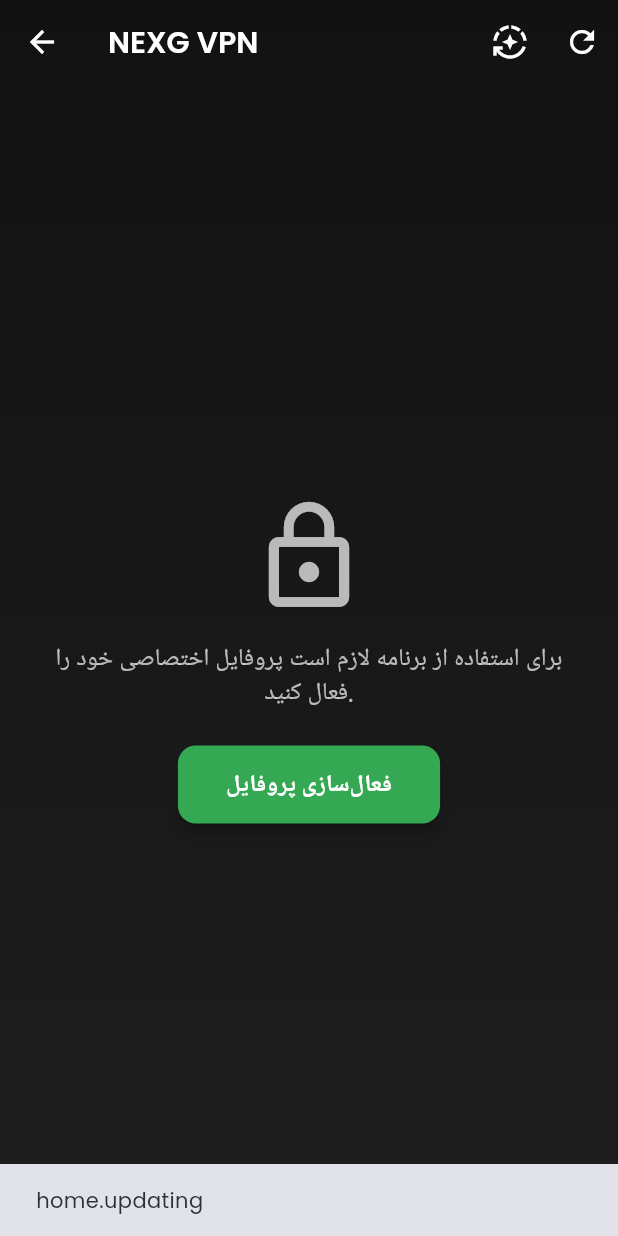
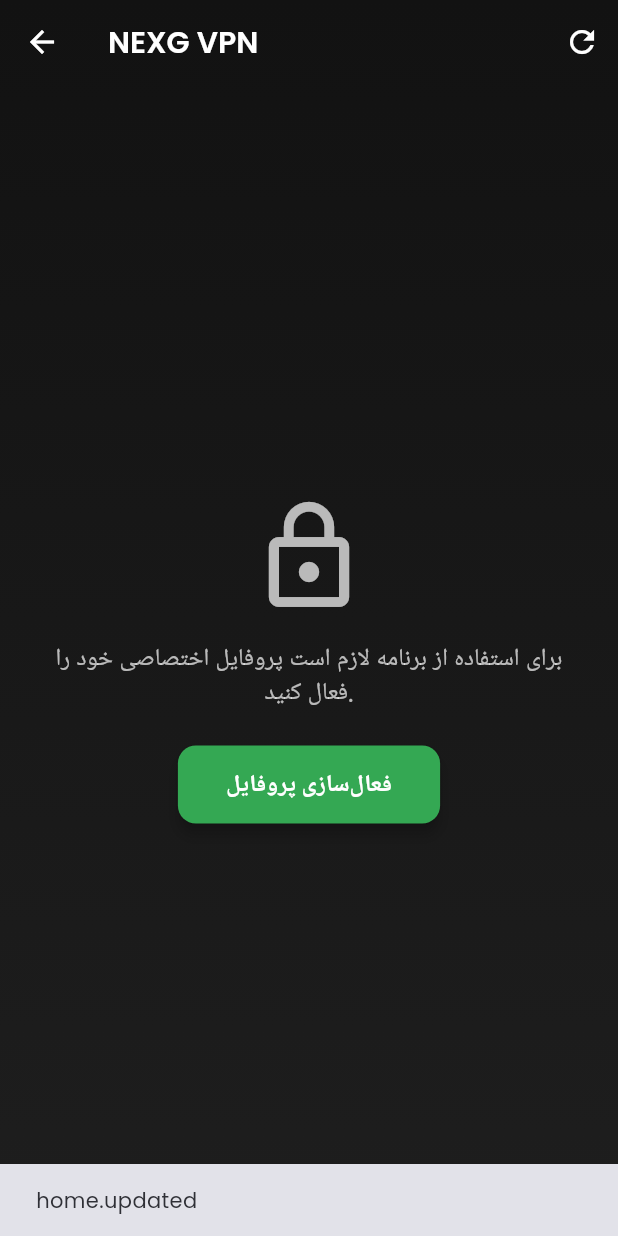
Before and after one commit to Amirchelios/NG-VPN, a Flutter app: the HomeScreen screen opened directly, after a tap on the "refresh" icon, on a phone screen of 412 x 824 dp. Run offline on Flutter 3.47's test engine with Material 3 defaults, Android fonts, the phone set to English and light mode, and no system bars; our stand-ins replace cached_network_image, dio, file_picker, flutter_animate, flutter_cache_manager, google_fonts and 5 more; missing offline and left inert: mobile_scanner; accounts and stored records are empty; network calls fail; project files that could hold a hidden picture were left out.

Commit message:
ورژن  نسبتا اوکی

```diff
--- a/lib/providers/profile_provider.dart
+++ b/lib/providers/profile_provider.dart
@@ -28,6 +28,23 @@
     notifyListeners();
   }
 
+  Future<void> refreshProfile() async {
+    if (_profile == null || _profile!.code.isEmpty) return;
+    _isLoading = true;
+    notifyListeners();
+    try {
+      final fresh =
+          await ProfileManager.fetchProfileByCode(_profile!.code.trim());
+      if (fresh != null) {
+        _profile = fresh;
+        await ProfileManager.saveProfile(fresh);
+      }
+    } finally {
+      _isLoading = false;
+      notifyListeners();
+    }
+  }
+
   Future<void> setProfile(UserProfile profile) async {
     _profile = profile;
     await ProfileManager.saveProfile(profile);
--- a/lib/screens/home_screen.dart
+++ b/lib/screens/home_screen.dart
@@ -430,52 +430,19 @@
                 centerTitle: false,
                 actions: [
                   IconButton(
-                    icon: const Icon(Icons.auto_mode),
-                    onPressed: () async {
-                      final provider = Provider.of<V2RayProvider>(
-                        context,
-                        listen: false,
-                      );
-                      await _autoSelectAndConnect(provider);
-                    },
-                    tooltip: context.tr('server_selection.auto_select'),
-                  ),
-                  IconButton(
                     icon: const Icon(Icons.refresh),
                     onPressed: () async {
-                      final provider = Provider.of<V2RayProvider>(
-                        context,
-                        listen: false,
-                      );
-
-                      // Show loading indicator
+                      final profileProvider =
+                          Provider.of<ProfileProvider>(context, listen: false);
+                      await profileProvider.refreshProfile();
+                      if (!mounted) return;
                       ScaffoldMessenger.of(context).showSnackBar(
                         SnackBar(
                           content: Text(
-                            context.tr('home.updating'),
+                            context.tr('home.updated'),
                           ),
                         ),
                       );
-
-                      // Subscriptions disabled
-                      // await provider.updateAllSubscriptions();
-                      provider.fetchNotificationStatus();
-
-                      // Show success message
-                      if (provider.errorMessage.isEmpty) {
-                        ScaffoldMessenger.of(context).showSnackBar(
-                          SnackBar(
-                            content: Text(
-                              context.tr('home.updated'),
-                            ),
-                          ),
-                        );
-                      } else {
-                        ScaffoldMessenger.of(context).showSnackBar(
-                          SnackBar(content: Text(provider.errorMessage)),
-                        );
-                        provider.clearError();
-                      }
                     },
                     tooltip: context.tr(TranslationKeys.homeRefresh),
                   ),
@@ -573,7 +540,7 @@
         crossAxisAlignment: CrossAxisAlignment.start,
         children: [
           Text(
-            context.tr(TranslationKeys.homeYourProfile),
+            'پروفایل شما',
             style: const TextStyle(
               fontSize: 18,
               fontWeight: FontWeight.bold,
@@ -625,11 +592,6 @@
             spacing: 10,
             runSpacing: 10,
             children: [
-              _buildProfileInfoChip(
-                icon: Icons.cloud_outlined,
-                label: 'کد فعال‌سازی',
-                value: profile?.code ?? '---',
-              ),
               _buildProfileInfoChip(
                 icon: Icons.layers_outlined,
                 label: 'وضعیت',
--- a/lib/services/profile_manager.dart
+++ b/lib/services/profile_manager.dart
@@ -5,8 +5,9 @@
 
 class ProfileManager {
   static const String profilePrefsKey = 'user_profile';
+  // GitHub Pages URL (cache-busted via ?ts=... when fetching)
   static const String profileUrl =
-      'https://raw.githubusercontent.com/Amirchelios/NG_manager/refs/heads/main/control_user/user.json';
+      'https://amirchelios.github.io/NG_manager/user.json';
 
   static Future<UserProfile?> fetchProfileByCode(String code) async {
     final response = await http
```
